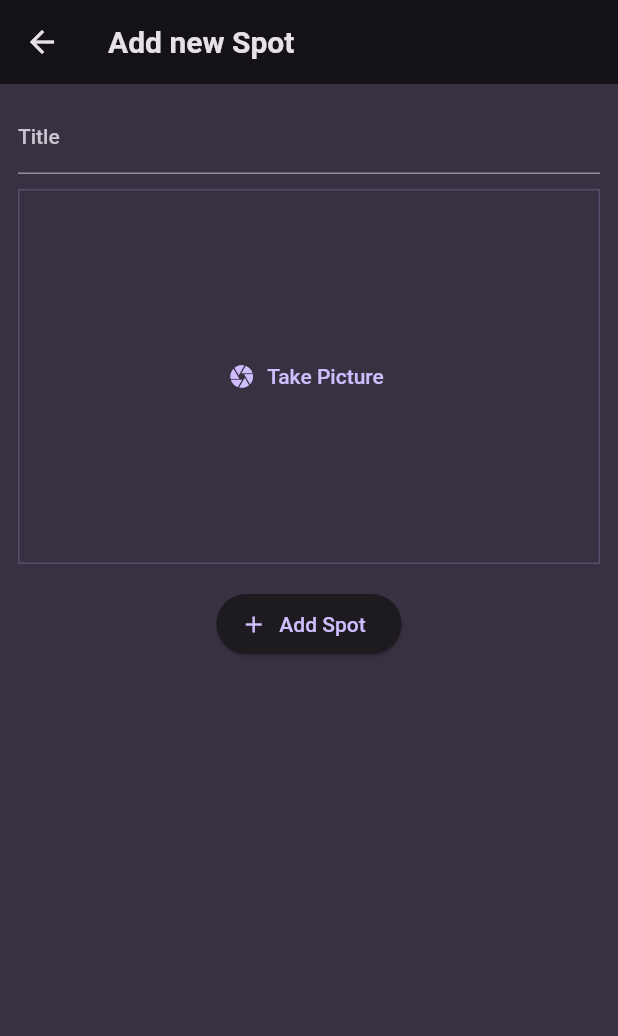
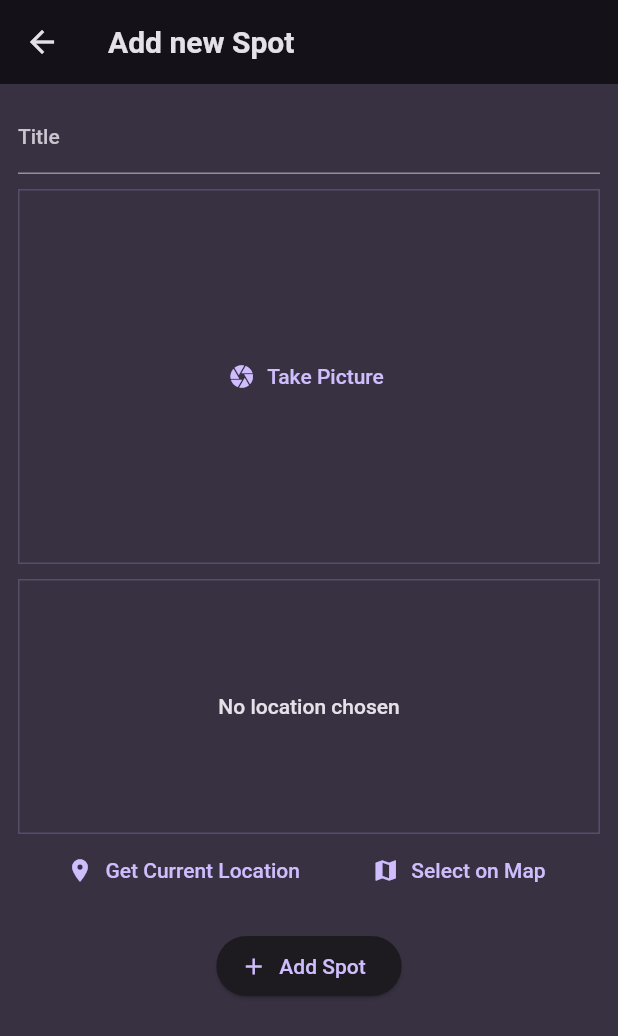
Before and after one commit to Passant-Hatem/fav_spots, a Flutter app: the AddNewSpotScreen screen opened directly, on a phone screen of 412 x 824 dp. Shown: the top 1036 px of the screen. Run offline on Flutter 3.47's test engine with Material 2 defaults, Android fonts, the light colour scheme and no system bars; our stand-ins replace flutter_riverpod, google_fonts, google_maps_flutter, image_picker, location.

Commit message:
feat: pick user location

```diff
--- a/lib/main.dart
+++ b/lib/main.dart
@@ -5,6 +5,7 @@ import 'package:google_fonts/google_fonts.dart';
 
 
 //TODO change theme
+//TODO remove API KEY
 final colorScheme = ColorScheme.fromSeed(
   brightness: Brightness.dark,
   seedColor: const Color.fromARGB(255, 102, 6, 247),
--- a/lib/models/spot.dart
+++ b/lib/models/spot.dart
@@ -1,13 +1,19 @@
 import 'dart:io';
 
+import 'package:fav_spots/models/spot_location.dart';
 import 'package:uuid/uuid.dart';
 
 const uuid = Uuid();
 
 class Spot {
-  Spot({required this.title, required this.image}) : id = uuid.v4();
+  Spot({
+    required this.title,
+    required this.image,
+    required this.location,
+  }) : id = uuid.v4();
 
   final String id;
   final String title;
   final File image;
+  final SpotLocation location;
 }
--- /dev/null
+++ b/lib/models/spot_location.dart
@@ -0,0 +1,12 @@
+
+class SpotLocation {
+  const SpotLocation({
+    required this.latitude,
+    required this.longitude,
+    required this.address,
+  });
+
+  final double latitude;
+  final double longitude;
+  final String address;
+}
--- /dev/null
+++ b/lib/models/utils.dart
@@ -0,0 +1 @@
+const API_KEY = 'AIzaSyCG1bsafE9INj6WM4wXMAj-Kg-q8X4Xk0c' ;
--- a/lib/providers/user_spots_provider.dart
+++ b/lib/providers/user_spots_provider.dart
@@ -3,13 +3,16 @@ import 'dart:io';
 import 'package:fav_spots/models/spot.dart';
 import 'package:flutter_riverpod/flutter_riverpod.dart';
 
+import '../models/spot_location.dart';
+
 class UserSpotsNotifier extends StateNotifier<List<Spot>> {
   UserSpotsNotifier() : super(const []);
 
-  void addSpot(String title, File image) {
+  void addSpot(String title, File image, SpotLocation spotLocation) {
     final newSpot = Spot(
       title: title,
       image: image,
+      location: spotLocation
     );
     state = [newSpot, ...state];
   }
--- a/lib/screens/add_spot_screen.dart
+++ b/lib/screens/add_spot_screen.dart
@@ -1,9 +1,11 @@
 import 'dart:io';
 
+import 'package:fav_spots/models/spot_location.dart';
 import 'package:fav_spots/providers/user_spots_provider.dart';
 import 'package:flutter/material.dart';
 import 'package:flutter_riverpod/flutter_riverpod.dart';
 
+import '../widgets/location_input.dart';
 import '../widgets/spot_image_picker.dart';
 
 class AddNewSpotScreen extends ConsumerStatefulWidget {
@@ -18,16 +20,23 @@ class AddNewSpotScreen extends ConsumerStatefulWidget {
 class _AddNewSpotScreenState extends ConsumerState<AddNewSpotScreen> {
   final _titleController = TextEditingController();
   File? _selectedImage;
+  SpotLocation? _selectedLocation;
 
   void _saveSpot() {
     final enteredTitle = _titleController.text;
 
     //TODO show error dialog
-    if (enteredTitle.isEmpty || _selectedImage == null) {
+    if (enteredTitle.isEmpty ||
+        _selectedImage == null ||
+        _selectedLocation == null) {
       return;
     }
 
-    ref.read(userSpotsProvider.notifier).addSpot(enteredTitle, _selectedImage!);
+    ref.read(userSpotsProvider.notifier).addSpot(
+          enteredTitle,
+          _selectedImage!,
+          _selectedLocation!,
+        );
 
     Navigator.of(context).pop();
   }
@@ -57,8 +66,14 @@ class _AddNewSpotScreenState extends ConsumerState<AddNewSpotScreen> {
             ),
             const SizedBox(height: 10),
             SpotImagePicker(
-              onPickImage: (image){
+              onPickImage: (image) {
                 _selectedImage = image;
+              },
+            ),
+            const SizedBox(height: 10),
+            LocationInput(
+              onSelectLocation: (location) {
+                _selectedLocation = location;
               },
             ),
             const SizedBox(height: 16),
--- /dev/null
+++ b/lib/widgets/location_input.dart
@@ -0,0 +1,165 @@
+import 'dart:convert';
+
+import 'package:fav_spots/models/spot_location.dart';
+import 'package:flutter/material.dart';
+import 'package:google_maps_flutter/google_maps_flutter.dart';
+import 'package:location/location.dart';
+import 'package:http/http.dart' as http;
+
+import '../models/utils.dart';
+import '../screens/map_screen.dart';
+
+class LocationInput extends StatefulWidget {
+  const LocationInput({
+    super.key,
+    required this.onSelectLocation,
+  });
+
+  final void Function(SpotLocation location) onSelectLocation;
+
+  @override
+  State<LocationInput> createState() {
+    return _LocationInputState();
+  }
+}
+
+class _LocationInputState extends State<LocationInput> {
+  SpotLocation? _pickedLocation;
+  var _isGettingLocation = false;
+
+  String get locationImage {
+    if (_pickedLocation == null) {
+      return '';
+    }
+    final lat = _pickedLocation!.latitude;
+    final lng = _pickedLocation!.longitude;
+    return 'https://maps.googleapis.com/maps/api/staticmap?center=$lat,$lng=&zoom=16&size=600x300&maptype=roadmap&markers=color:red%7Clabel:A%7C$lat,$lng&key=AIzaSyDLcwxUggpPZo8lcbH0TB4Crq5SJjtj4ag';
+  }
+
+  Future<void> _savePlace(double latitude, double longitude) async {
+    final url = Uri.parse(
+        'https://maps.googleapis.com/maps/api/geocode/json?latlng=$latitude,$longitude&key=AIzaSyDLcwxUggpPZo8lcbH0TB4Crq5SJjtj4ag');
+    final response = await http.get(url);
+    final resData = json.decode(response.body);
+    final address = resData['results'][0]['formatted_address'];
+
+    setState(() {
+      _pickedLocation = SpotLocation(
+        latitude: latitude,
+        longitude: longitude,
+        address: address,
+      );
+      _isGettingLocation = false;
+    });
+
+    widget.onSelectLocation(_pickedLocation!);
+  }
+
+  void _getCurrentLocation() async {
+    Location location = Location();
+
+    bool serviceEnabled;
+    PermissionStatus permissionGranted;
+    LocationData locationData;
+
+    serviceEnabled = await location.serviceEnabled();
+    if (!serviceEnabled) {
+      serviceEnabled = await location.requestService();
+      if (!serviceEnabled) {
+        return;
+      }
+    }
+
+    permissionGranted = await location.hasPermission();
+    if (permissionGranted == PermissionStatus.denied) {
+      permissionGranted = await location.requestPermission();
+      if (permissionGranted != PermissionStatus.granted) {
+        return;
+      }
+    }
+
+    setState(() {
+      _isGettingLocation = true;
+    });
+
+    locationData = await location.getLocation();
+    final lat = locationData.latitude;
+    final lng = locationData.longitude;
+
+    if (lat == null || lng == null) {
+      return;
+    }
+
+    _savePlace(lat, lng);
+  }
+
+  void _selectOnMap() async {
+    final pickedLocation = await Navigator.of(context).push<LatLng>(
+      MaterialPageRoute(
+        builder: (ctx) => const MapScreen(),
+      ),
+    );
+
+    if (pickedLocation == null) {
+      return;
+    }
+
+    _savePlace(pickedLocation.latitude, pickedLocation.longitude);
+  }
+
+  @override
+  Widget build(BuildContext context) {
+    Widget previewContent = Text(
+      'No location chosen',
+      textAlign: TextAlign.center,
+      style: Theme.of(context).textTheme.bodyLarge!.copyWith(
+            color: Theme.of(context).colorScheme.onBackground,
+          ),
+    );
+
+    if (_pickedLocation != null) {
+      previewContent = Image.network(
+        locationImage,
+        fit: BoxFit.cover,
+        width: double.infinity,
+        height: double.infinity,
+      );
+    }
+
+    if (_isGettingLocation) {
+      previewContent = const CircularProgressIndicator();
+    }
+
+    return Column(
+      children: [
+        Container(
+          height: 170,
+          width: double.infinity,
+          alignment: Alignment.center,
+          decoration: BoxDecoration(
+            border: Border.all(
+              width: 1,
+              color: Theme.of(context).colorScheme.primary.withOpacity(0.2),
+            ),
+          ),
+          child: previewContent,
+        ),
+        Row(
+          mainAxisAlignment: MainAxisAlignment.spaceEvenly,
+          children: [
+            TextButton.icon(
+              icon: const Icon(Icons.location_on),
+              label: const Text('Get Current Location'),
+              onPressed: _getCurrentLocation,
+            ),
+            TextButton.icon(
+              icon: const Icon(Icons.map),
+              label: const Text('Select on Map'),
+              onPressed: _selectOnMap,
+            ),
+          ],
+        ),
+      ],
+    );
+  }
+}
--- a/lib/widgets/spots_list.dart
+++ b/lib/widgets/spots_list.dart
@@ -36,6 +36,12 @@ class SpotsList extends StatelessWidget {
                   color: Theme.of(context).colorScheme.onBackground,
                 ),
           ),
+          subtitle: Text(
+            spots[index].location.address,
+            style: Theme.of(context).textTheme.bodySmall!.copyWith(
+                  color: Theme.of(context).colorScheme.onBackground,
+                ),
+          ),
           onTap: () {
             Navigator.of(context).push(
               MaterialPageRoute(
--- a/pubspec.yaml
+++ b/pubspec.yaml
@@ -39,6 +39,9 @@ dependencies:
   google_fonts: ^4.0.4
   flutter_riverpod: ^2.3.6
   image_picker: ^0.8.7+5
+  location: ^4.4.0
+  http: ^0.13.6
+  google_maps_flutter: ^2.2.8
 
 dev_dependencies:
   flutter_test:
```
Also changed, not shown: lib/screens/map_screen.dart (added, +73 -0 lines), lib/screens/spot_detail_screen.dart (+66 -7 lines), pubspec.lock, 5 other files.
